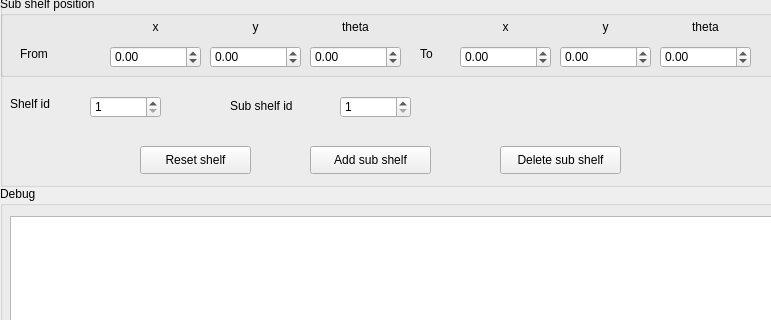
Above: DATN_GUI.ui from Anh-phi-ngu-IT-Dien-tu/DATN_Nhung_Firmware_Raspberrypi before the change; both pictures show x 0 to 771 and y 264 to 584 of the 1400 by 674 pixel window. Below: the same form after it.
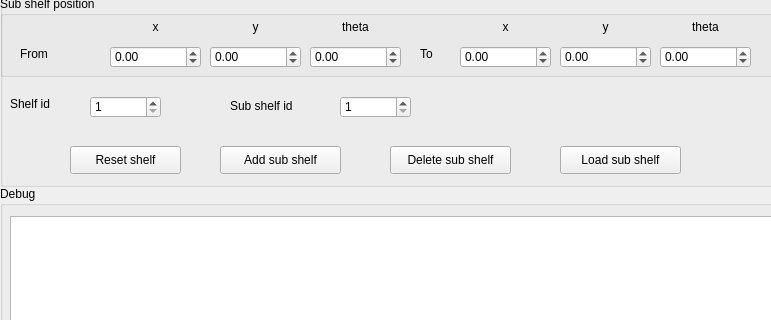
That is the form after the change.

Commit message: Add load shelf

```diff
--- a/DATN_GUI.ui
+++ b/DATN_GUI.ui
@@ -349,7 +349,7 @@
     <widget class="QPushButton" name="addSubShelfPushButton">
      <property name="geometry">
       <rect>
-       <x>310</x>
+       <x>220</x>
        <y>250</y>
        <width>121</width>
        <height>28</height>
@@ -362,7 +362,7 @@
     <widget class="QPushButton" name="resetShelfPushButton">
      <property name="geometry">
       <rect>
-       <x>140</x>
+       <x>70</x>
        <y>250</y>
        <width>111</width>
        <height>28</height>
@@ -411,7 +411,7 @@
     <widget class="QPushButton" name="deleteSubShelfPushButton">
      <property name="geometry">
       <rect>
-       <x>500</x>
+       <x>390</x>
        <y>250</y>
        <width>121</width>
        <height>28</height>
@@ -421,6 +421,19 @@
       <string>Delete sub shelf</string>
      </property>
     </widget>
+    <widget class="QPushButton" name="loadSubShelfPushButton">
+     <property name="geometry">
+      <rect>
+       <x>560</x>
+       <y>250</y>
+       <width>121</width>
+       <height>28</height>
+      </rect>
+     </property>
+     <property name="text">
+      <string>Load sub shelf</string>
+     </property>
+    </widget>
    </widget>
    <widget class="QGroupBox" name="DebugGroupBox">
     <property name="geometry">
```
The commit also changes 5 other files.
